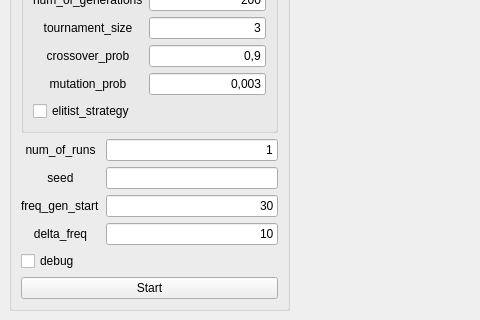
Qt form form.ui (MichSosnowski/Prisoner-s-Dilemma) before a commit; both pictures show x 0 to 480 and y 556 to 876 of the 1007 by 876 pixel window.
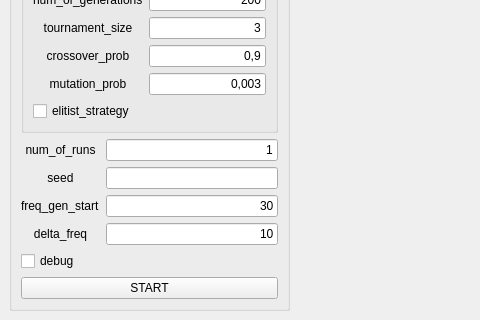
The same form after that commit.

Commit message: New dialog added and beginnings of backend

```diff
--- a/form.ui
+++ b/form.ui
@@ -289,7 +289,7 @@
        <item row="10" column="0" colspan="2">
         <widget class="QPushButton" name="pushButton">
          <property name="text">
-          <string>Start</string>
+          <string>START</string>
          </property>
         </widget>
        </item>
```
The commit also changes 6 other files.
